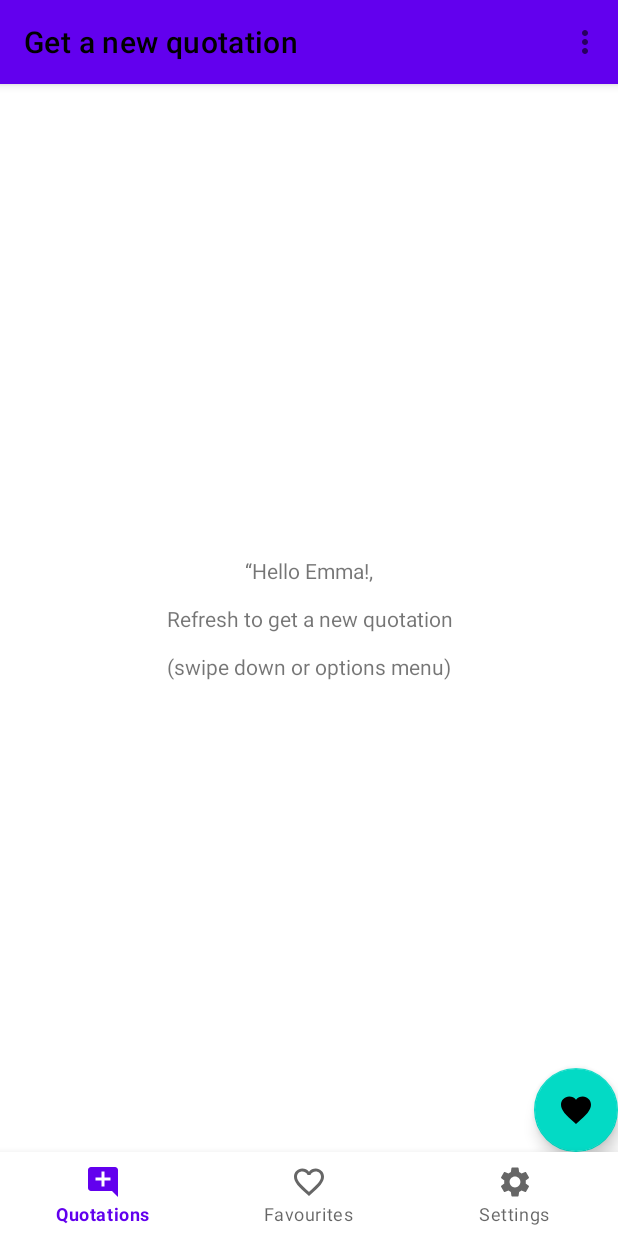
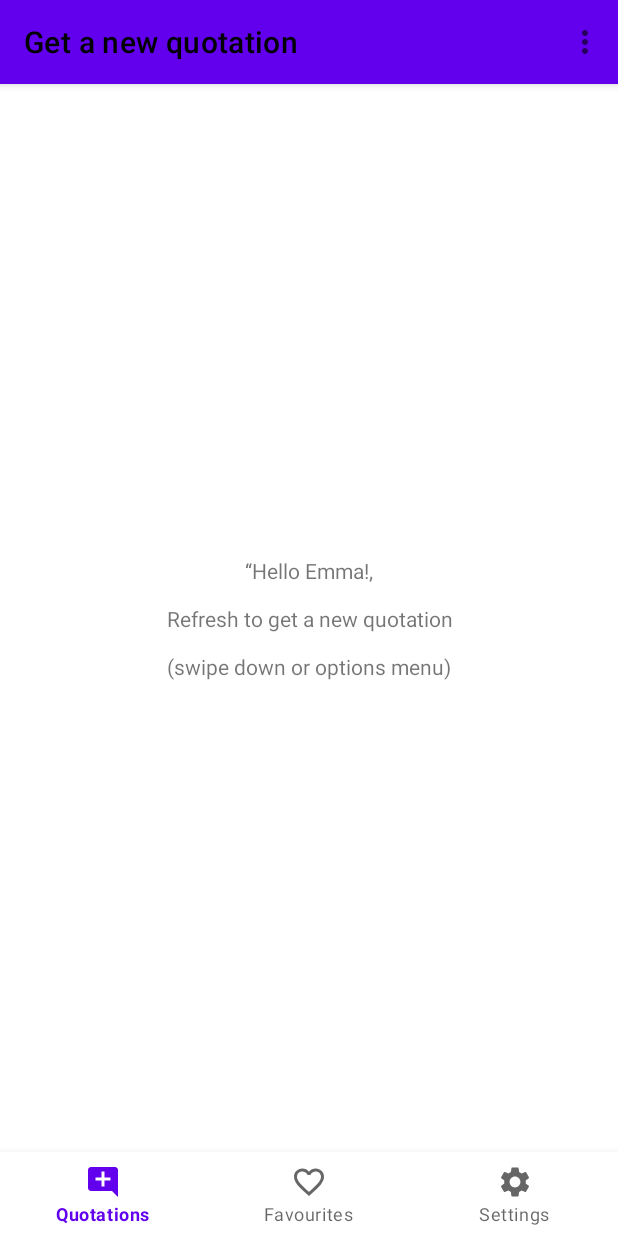
Before and after one commit to ZhuGH333/Pract1, an Android app: the screen it shows after launch (MainActivity), on a phone screen of 412 x 824 dp. Run offline under Robolectric (Android 15) with nearby library versions, the light colour scheme and no system bars; our stand-ins replace navigation-ui; 1 statement that could not run was skipped.

Commit message:
Ejercicio 12b completo

```diff
--- a/app/src/main/java/dadm/zyang/practica1/ui/newquotation/NewQuotationFragment.kt
+++ b/app/src/main/java/dadm/zyang/practica1/ui/newquotation/NewQuotationFragment.kt
@@ -46,9 +46,19 @@ class NewQuotationFragment: Fragment(R.layout.fragment_new_quotation), MenuProvi
             getNewQuotation()
         }
 
+        viewModel.showingButton.observe(viewLifecycleOwner) {
+            binding.fab.visibility =  if (it) View.VISIBLE else View.INVISIBLE
+        }
+
+        binding.fab.setOnClickListener {
+            viewModel.addToFavourites()
+        }
+
         requireActivity().addMenuProvider(this, viewLifecycleOwner, Lifecycle.State.RESUMED)
 
     }
+
+
 
     override fun onCreateMenu(menu: Menu, menuInflater: MenuInflater) {
         menuInflater.inflate(R.menu.menu_new_quotation, menu)
--- a/app/src/main/java/dadm/zyang/practica1/ui/newquotation/NewQuotationViewModel.kt
+++ b/app/src/main/java/dadm/zyang/practica1/ui/newquotation/NewQuotationViewModel.kt
@@ -19,10 +19,22 @@ class NewQuotationViewModel: ViewModel(){
 
     val isGreetingsVisible = Transformations.map(cita) { it == null }
 
+    private val _showingButton = MutableLiveData<Boolean>()
+    val showingButton : LiveData<Boolean> = _showingButton
+    init {
+        _showingButton.value = false
+    }
+
+
     fun getNewQuotation(){
         _isRefreshing.value = true
         val num = (0..99).random().toString()
         _cita.value = Quotation(num, "Quotation text #$num", "Author #$num")
         _isRefreshing.value = false
+        _showingButton.value = true
+    }
+
+    fun addToFavourites(){
+        _showingButton.value = false
     }
 }
--- a/app/src/main/res/layout/fragment_new_quotation.xml
+++ b/app/src/main/res/layout/fragment_new_quotation.xml
@@ -52,6 +52,7 @@
         </androidx.constraintlayout.widget.ConstraintLayout>
 
         <com.google.android.material.floatingactionbutton.FloatingActionButton
+            android:id="@+id/fab"
             android:layout_width="wrap_content"
             android:layout_height="wrap_content"
             android:layout_gravity="bottom|end"
```
